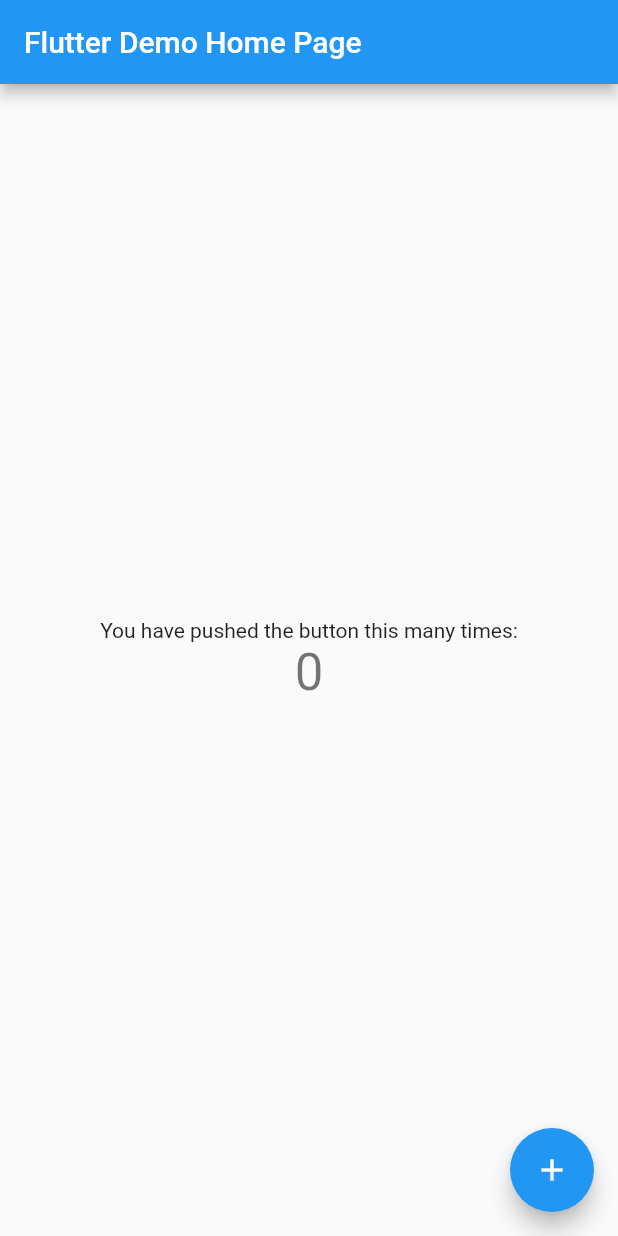
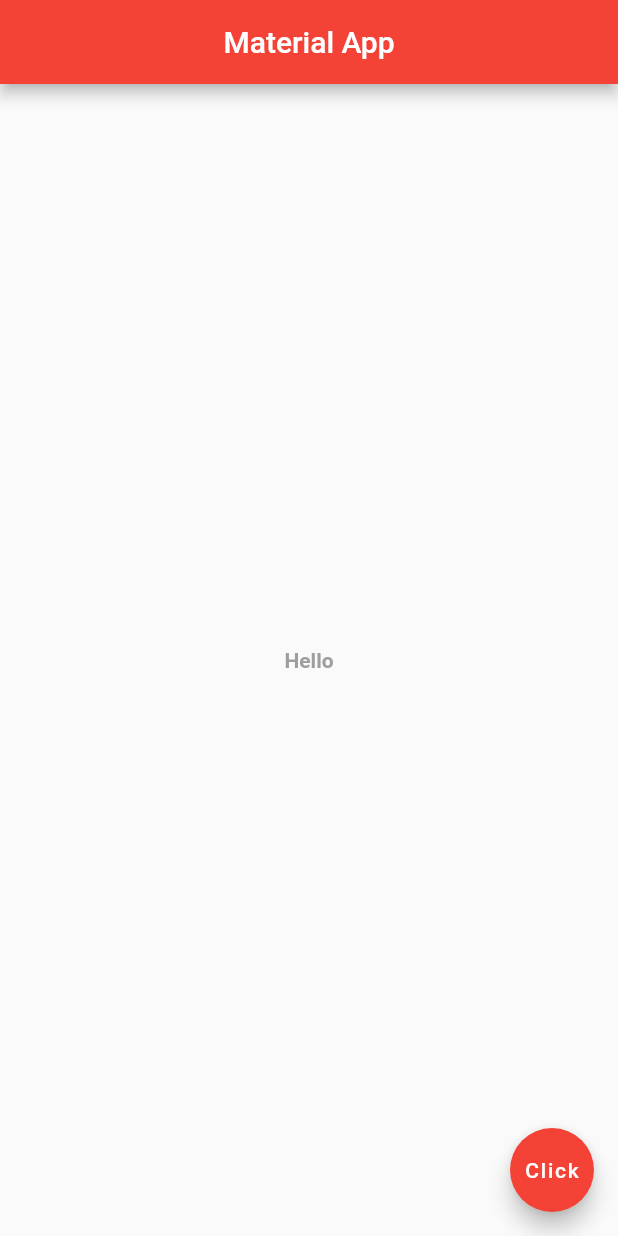
Before and after one commit to shubhamkakkar/flutter-practise-my-app, a Flutter app: the screen it shows after launch, on a phone screen of 412 x 824 dp. Run offline on Flutter 3.47's test engine with Material 2 defaults, Android fonts, the phone set to English and light mode, and no system bars.

Commit message:
#8; classes now

```diff
--- a/lib/main.dart
+++ b/lib/main.dart
@@ -1,115 +1,19 @@
 import 'package:flutter/material.dart';
 
 void main() {
-  runApp(const MyApp());
+  runApp(MaterialApp(
+    home: Scaffold(
+      appBar: AppBar(
+        title: Text('Material App'),
+        centerTitle: true,
+        backgroundColor: Colors.red,
+      ),
+      body: Center(child: Text('Hello', style: TextStyle(color: Colors.grey, fontWeight: FontWeight.bold), )),
+      floatingActionButton: FloatingActionButton(
+        onPressed: () {  },
+        child: Text('Click'),
+        backgroundColor: Colors.red,
+      ),
+    )
+  ));
 }
-
-class MyApp extends StatelessWidget {
-  const MyApp({Key? key}) : super(key: key);
-
-  // This widget is the root of your application.
-  @override
-  Widget build(BuildContext context) {
-    return MaterialApp(
-      title: 'Flutter Demo',
-      theme: ThemeData(
-        // This is the theme of your application.
-        //
-        // Try running your application with "flutter run". You'll see the
-        // application has a blue toolbar. Then, without quitting the app, try
-        // changing the primarySwatch below to Colors.green and then invoke
-        // "hot reload" (press "r" in the console where you ran "flutter run",
-        // or simply save your changes to "hot reload" in a Flutter IDE).
-        // Notice that the counter didn't reset back to zero; the application
-        // is not restarted.
-        primarySwatch: Colors.blue,
-      ),
-      home: const MyHomePage(title: 'Flutter Demo Home Page'),
-    );
-  }
-}
-
-class MyHomePage extends StatefulWidget {
-  const MyHomePage({Key? key, required this.title}) : super(key: key);
-
-  // This widget is the home page of your application. It is stateful, meaning
-  // that it has a State object (defined below) that contains fields that affect
-  // how it looks.
-
-  // This class is the configuration for the state. It holds the values (in this
-  // case the title) provided by the parent (in this case the App widget) and
-  // used by the build method of the State. Fields in a Widget subclass are
-  // always marked "final".
-
-  final String title;
-
-  @override
-  State<MyHomePage> createState() => _MyHomePageState();
-}
-
-class _MyHomePageState extends State<MyHomePage> {
-  int _counter = 0;
-
-  void _incrementCounter() {
-    setState(() {
-      // This call to setState tells the Flutter framework that something has
-      // changed in this State, which causes it to rerun the build method below
-      // so that the display can reflect the updated values. If we changed
-      // _counter without calling setState(), then the build method would not be
-      // called again, and so nothing would appear to happen.
-      _counter++;
-    });
-  }
-
-  @override
-  Widget build(BuildContext context) {
-    // This method is rerun every time setState is called, for instance as done
-    // by the _incrementCounter method above.
-    //
-    // The Flutter framework has been optimized to make rerunning build methods
-    // fast, so that you can just rebuild anything that needs updating rather
-    // than having to individually change instances of widgets.
-    return Scaffold(
-      appBar: AppBar(
-        // Here we take the value from the MyHomePage object that was created by
-        // the App.build method, and use it to set our appbar title.
-        title: Text(widget.title),
-      ),
-      body: Center(
-        // Center is a layout widget. It takes a single child and positions it
-        // in the middle of the parent.
-        child: Column(
-          // Column is also a layout widget. It takes a list of children and
-          // arranges them vertically. By default, it sizes itself to fit its
-          // children horizontally, and tries to be as tall as its parent.
-          //
-          // Invoke "debug painting" (press "p" in the console, choose the
-          // "Toggle Debug Paint" action from the Flutter Inspector in Android
-          // Studio, or the "Toggle Debug Paint" command in Visual Studio Code)
-          // to see the wireframe for each widget.
-          //
-          // Column has various properties to control how it sizes itself and
-          // how it positions its children. Here we use mainAxisAlignment to
-          // center the children vertically; the main axis here is the vertical
-          // axis because Columns are vertical (the cross axis would be
-          // horizontal).
-          mainAxisAlignment: MainAxisAlignment.center,
-          children: <Widget>[
-            const Text(
-              'You have pushed the button this many times:',
-            ),
-            Text(
-              '$_counter',
-              style: Theme.of(context).textTheme.headline4,
-            ),
-          ],
-        ),
-      ),
-      floatingActionButton: FloatingActionButton(
-        onPressed: _incrementCounter,
-        tooltip: 'Increment',
-        child: const Icon(Icons.add),
-      ), // This trailing comma makes auto-formatting nicer for build methods.
-    );
-  }
-}
```
